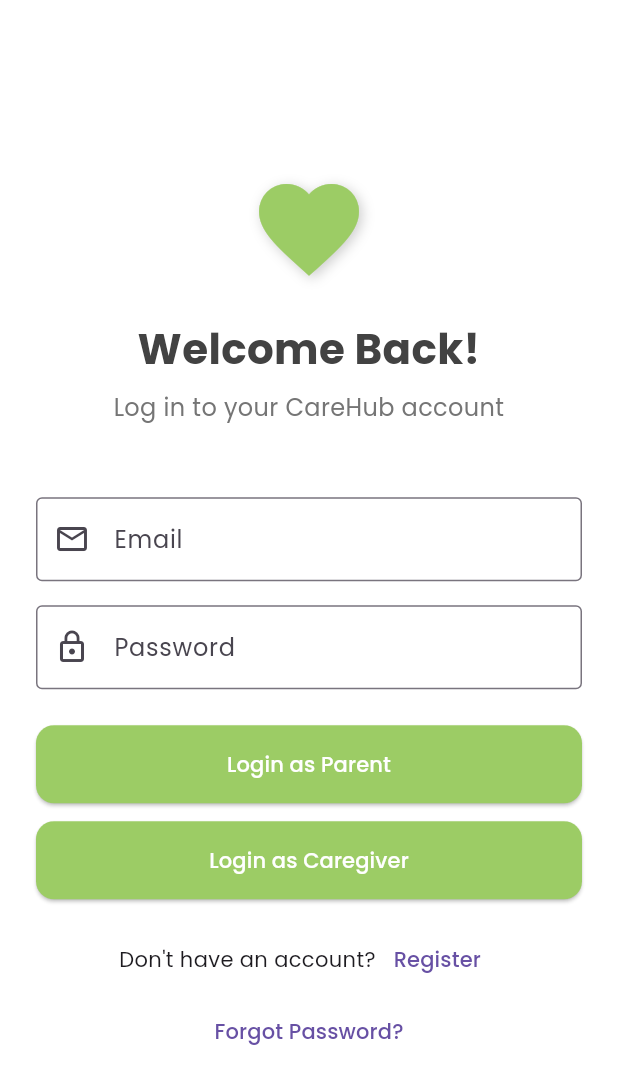
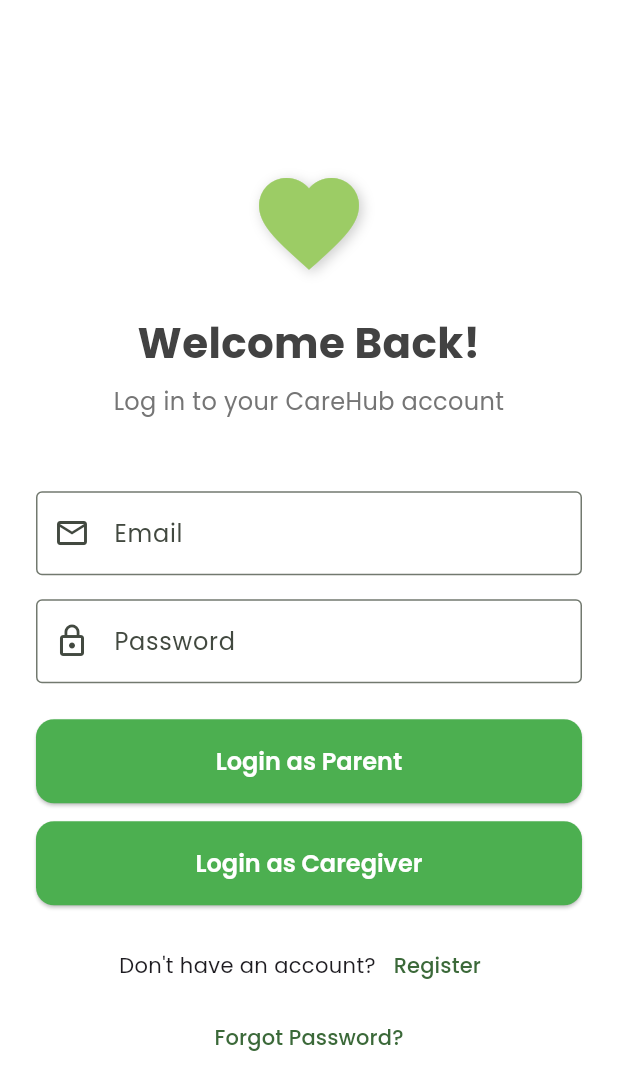
Before and after one commit to TinotendaMawaro/CareHub-mobile, a Flutter app: the screen it shows after launch, after a tap on "Login as Parent", after a tap on the "logout" icon, on a phone screen of 412 x 824 dp. Shown: the top 1090 px of the screen. Run offline on Flutter 3.47's test engine with Material 3 defaults, Android fonts, the phone set to English and light mode, and no system bars; our stand-ins replace cloud_firestore, firebase_core, firebase_storage, get, google_fonts, image_picker and 1 more; missing offline and left inert: carehub; accounts and stored records are empty; statements that could not run were skipped.

Commit message:
feat: Implement booking functionality and update dashboards

```diff
--- a/lib/main.dart
+++ b/lib/main.dart
@@ -28,37 +28,83 @@ class MyApp extends StatelessWidget {
 
   @override
   Widget build(BuildContext context) {
-    return GetMaterialApp(
-      title: 'CareHub',
-      theme: ThemeData(
-        primaryColor: Colors.lightGreen[400],
-        scaffoldBackgroundColor: Colors.white,
-        textTheme: GoogleFonts.poppinsTextTheme(
-          Theme.of(context).textTheme,
+    const primaryColor = Color(0xFF4CAF50); // A green shade
+    const secondaryColor = Color(0xFFFFC107); // An amber shade
+
+    final lightTheme = ThemeData(
+      useMaterial3: true,
+      primaryColor: primaryColor,
+      colorScheme: ColorScheme.fromSeed(
+        seedColor: primaryColor,
+        brightness: Brightness.light,
+        secondary: secondaryColor,
       ),
+      scaffoldBackgroundColor: Colors.grey[50],
+      textTheme: GoogleFonts.poppinsTextTheme(Theme.of(context).textTheme),
       appBarTheme: AppBarTheme(
-          backgroundColor: Colors.lightGreen[400],
+        backgroundColor: primaryColor,
         elevation: 0,
         titleTextStyle: GoogleFonts.poppins(
-            fontSize: 20,
-            fontWeight: FontWeight.w600,
+          fontSize: 22,
+          fontWeight: FontWeight.bold,
           color: Colors.white,
         ),
+        iconTheme: const IconThemeData(color: Colors.white),
       ),
       elevatedButtonTheme: ElevatedButtonThemeData(
         style: ElevatedButton.styleFrom(
-            backgroundColor: Colors.lightGreen[400],
+          backgroundColor: primaryColor,
           foregroundColor: Colors.white,
           shape: RoundedRectangleBorder(
             borderRadius: BorderRadius.circular(12),
           ),
-            padding: const EdgeInsets.symmetric(vertical: 16),
+          padding: const EdgeInsets.symmetric(vertical: 16, horizontal: 24),
+          textStyle: GoogleFonts.poppins(fontSize: 16, fontWeight: FontWeight.w600),
         ),
       ),
+    );
+
+    final darkTheme = ThemeData(
+      useMaterial3: true,
+      primaryColor: primaryColor,
+      colorScheme: ColorScheme.fromSeed(
+        seedColor: primaryColor,
+        brightness: Brightness.dark,
+        secondary: secondaryColor,
       ),
-      initialRoute: '/',
+      scaffoldBackgroundColor: Colors.grey[900],
+      textTheme: GoogleFonts.poppinsTextTheme(Theme.of(context).primaryTextTheme.apply(bodyColor: Colors.white, displayColor: Colors.white)),
+      appBarTheme: AppBarTheme(
+        backgroundColor: Colors.grey[850],
+        elevation: 0,
+        titleTextStyle: GoogleFonts.poppins(
+          fontSize: 22,
+          fontWeight: FontWeight.bold,
+          color: Colors.white,
+        ),
+        iconTheme: const IconThemeData(color: Colors.white),
+      ),
+      elevatedButtonTheme: ElevatedButtonThemeData(
+        style: ElevatedButton.styleFrom(
+          backgroundColor: primaryColor,
+          foregroundColor: Colors.white,
+          shape: RoundedRectangleBorder(
+            borderRadius: BorderRadius.circular(12),
+          ),
+          padding: const EdgeInsets.symmetric(vertical: 16, horizontal: 24),
+          textStyle: GoogleFonts.poppins(fontSize: 16, fontWeight: FontWeight.w600),
+        ),
+      ),
+    );
+
+    return GetMaterialApp(
+      title: 'CareHub',
+      theme: lightTheme,
+      darkTheme: darkTheme,
+      themeMode: ThemeMode.system, // Or ThemeMode.light, ThemeMode.dark
+      initialRoute: '/splash',
       getPages: [
-        GetPage(name: '/', page: () => const SplashScreen()),
+        GetPage(name: '/splash', page: () => const SplashScreen()),
         GetPage(name: '/login', page: () => const LoginScreen()),
         GetPage(name: '/registration', page: () => const RegistrationScreen()),
         GetPage(name: '/forgot_password', page: () => const ForgotPasswordScreen()),
@@ -67,7 +113,10 @@ class MyApp extends StatelessWidget {
         GetPage(name: '/caregivers', page: () => const CaregiversPage()),
         GetPage(
           name: '/add_edit_caregiver',
-          page: () => AddEditCaregiverPage(caregiver: Get.arguments as Caregiver?),
+          page: () {
+            final Caregiver? caregiver = Get.arguments as Caregiver?;
+            return AddEditCaregiverPage(caregiver: caregiver);
+          },
         ),
         GetPage(
           name: '/caregiver_details',
--- a/lib/screens/booking_page.dart
+++ b/lib/screens/booking_page.dart
@@ -4,6 +4,7 @@ import 'package:table_calendar/table_calendar.dart';
 import 'package:carehub/models/caregiver_model.dart';
 import 'package:carehub/models/booking_model.dart';
 import 'package:carehub/services/booking_service.dart';
+import 'package:carehub/services/auth_service.dart';
 
 class BookingPage extends StatefulWidget {
   final Caregiver caregiver;
@@ -16,6 +17,7 @@ class BookingPage extends StatefulWidget {
 
 class _BookingPageState extends State<BookingPage> {
   final BookingService _bookingService = BookingService();
+  final AuthService _authService = AuthService();
   DateTime _focusedDay = DateTime.now();
   DateTime? _selectedDay;
   TimeOfDay? _selectedTime;
@@ -62,7 +64,7 @@ class _BookingPageState extends State<BookingPage> {
     final newBooking = Booking(
       id: '', // Firestore will generate this
       caregiverId: widget.caregiver.id,
-      parentId: '', // TODO: Get the current user's ID
+      parentId: _authService.currentUserId,
       startTime: startTime,
       endTime: endTime,
       status: 'pending',
--- a/lib/screens/caregiver_dashboard.dart
+++ b/lib/screens/caregiver_dashboard.dart
@@ -2,6 +2,7 @@ import 'package:flutter/material.dart';
 import 'package:get/get.dart';
 import 'package:carehub/services/booking_service.dart';
 import 'package:carehub/models/booking_model.dart';
+import 'package:carehub/services/auth_service.dart';
 
 class CaregiverDashboard extends StatelessWidget {
   const CaregiverDashboard({super.key});
@@ -9,8 +10,8 @@ class CaregiverDashboard extends StatelessWidget {
   @override
   Widget build(BuildContext context) {
     final BookingService bookingService = BookingService();
-    // TODO: Replace with the actual caregiver ID from auth
-    const String caregiverId = 'your_caregiver_id';
+    final AuthService authService = AuthService();
+    final String caregiverId = authService.currentUserId;
 
     return Scaffold(
       appBar: AppBar(
--- a/lib/screens/parent_dashboard.dart
+++ b/lib/screens/parent_dashboard.dart
@@ -1,31 +1,82 @@
+import 'package:carehub/models/booking_model.dart';
+import 'package:carehub/services/booking_service.dart';
 import 'package:flutter/material.dart';
 import 'package:get/get.dart';
 import 'package:carehub/services/database_service.dart';
 import 'package:carehub/models/caregiver_model.dart';
+import 'package:carehub/services/auth_service.dart';
 
-class ParentDashboard extends StatelessWidget {
+class ParentDashboard extends StatefulWidget {
   const ParentDashboard({super.key});
 
   @override
+  _ParentDashboardState createState() => _ParentDashboardState();
+}
+
+class _ParentDashboardState extends State<ParentDashboard> {
+  int _currentIndex = 0;
+  final DatabaseService _databaseService = DatabaseService();
+  final BookingService _bookingService = BookingService();
+  final AuthService _authService = AuthService();
+
+  @override
   Widget build(BuildContext context) {
-    final DatabaseService databaseService = DatabaseService();
-
     return Scaffold(
       appBar: AppBar(
-        title: const Text('Available Caregivers'),
+        title: Text(_currentIndex == 0 ? 'Available Caregivers' : 'My Bookings'),
         actions: [
           IconButton(
             icon: const Icon(Icons.logout),
             onPressed: () {
-              // TODO: Implement a proper logout service
+              _authService.signOut();
               Get.offAllNamed('/login');
             },
             tooltip: 'Logout',
           ),
         ],
       ),
-      body: StreamBuilder<List<Caregiver>>(
-        stream: databaseService.getCaregivers(),
+      body: _buildBody(),
+      bottomNavigationBar: BottomNavigationBar(
+        currentIndex: _currentIndex,
+        onTap: (index) {
+          setState(() {
+            _currentIndex = index;
+          });
+        },
+        items: const [
+          BottomNavigationBarItem(
+            icon: Icon(Icons.people),
+            label: 'Caregivers',
+          ),
+          BottomNavigationBarItem(
+            icon: Icon(Icons.calendar_today),
+            label: 'My Bookings',
+          ),
+        ],
+      ),
+      floatingActionButton: _currentIndex == 0
+          ? FloatingActionButton(
+              onPressed: () {
+                Get.toNamed('/add_edit_caregiver');
+              },
+              tooltip: 'Add New Caregiver',
+              child: const Icon(Icons.person_add_alt_1),
+            )
+          : null,
+    );
+  }
+
+  Widget _buildBody() {
+    if (_currentIndex == 0) {
+      return _buildCaregiverList();
+    } else {
+      return _buildBookingList();
+    }
+  }
+
+  Widget _buildCaregiverList() {
+    return StreamBuilder<List<Caregiver>>(
+      stream: _databaseService.getCaregivers(),
       builder: (context, snapshot) {
         if (snapshot.connectionState == ConnectionState.waiting) {
           return const Center(child: CircularProgressIndicator());
@@ -62,7 +113,8 @@ class ParentDashboard extends StatelessWidget {
                       ? const Icon(Icons.person, size: 30)
                       : null,
                 ),
-                  title: Text(caregiver.name, style: const TextStyle(fontWeight: FontWeight.bold)),
+                title: Text(caregiver.name,
+                    style: const TextStyle(fontWeight: FontWeight.bold)),
                 subtitle: Text(caregiver.qualifications),
                 trailing: const Icon(Icons.arrow_forward_ios),
                 onTap: () {
@@ -73,14 +125,49 @@ class ParentDashboard extends StatelessWidget {
           },
         );
       },
-      ),
-      floatingActionButton: FloatingActionButton(
-        onPressed: () {
-          Get.toNamed('/add_edit_caregiver');
-        },
-        tooltip: 'Add New Caregiver',
-        child: const Icon(Icons.person_add_alt_1),
+    );
+  }
+
+  Widget _buildBookingList() {
+    return StreamBuilder<List<Booking>>(
+      stream: _bookingService.getBookingsForParent(_authService.currentUserId),
+      builder: (context, snapshot) {
+        if (snapshot.connectionState == ConnectionState.waiting) {
+          return const Center(child: CircularProgressIndicator());
+        }
+        if (snapshot.hasError) {
+          return Center(child: Text('Error: ${snapshot.error}'));
+        }
+        if (!snapshot.hasData || snapshot.data!.isEmpty) {
+          return const Center(
+            child: Text(
+              'You have no bookings.',
+              style: TextStyle(fontSize: 18, color: Colors.grey),
             ),
           );
         }
+
+        final bookings = snapshot.data!;
+
+        return ListView.builder(
+          itemCount: bookings.length,
+          itemBuilder: (context, index) {
+            final booking = bookings[index];
+            return Card(
+              margin: const EdgeInsets.all(8.0),
+              child: ListTile(
+                title: Text('Booking with Caregiver ${booking.caregiverId}'),
+                subtitle: Text(
+                  'On ${booking.startTime.toLocal()} \nStatus: ${booking.status}',
+                ),
+                trailing: Text(
+                  '${booking.startTime.hour}:${booking.startTime.minute} - ${booking.endTime.hour}:${booking.endTime.minute}',
+                ),
+              ),
+            );
+          },
+        );
+      },
+    );
   }
+}
```
Lines whose indentation alone changed are shown as unchanged.
